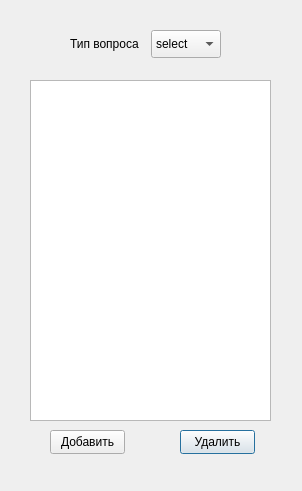
Qt form Gui_Form/test_form_2.ui (BabaYagaJW/ScorodumCreator) before a commit.
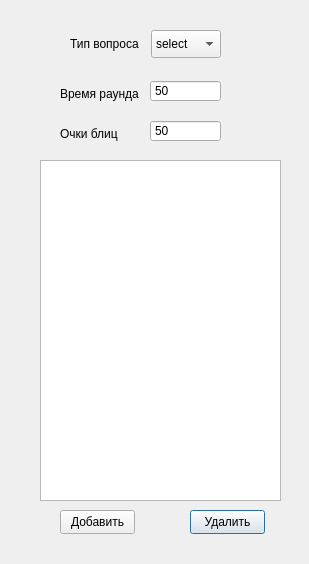
The same form after that commit.

What changed in the file:
```diff
--- a/Gui_Form/test_form_2.ui
+++ b/Gui_Form/test_form_2.ui
@@ -6,8 +6,8 @@
    <rect>
     <x>0</x>
     <y>0</y>
-    <width>302</width>
-    <height>491</height>
+    <width>309</width>
+    <height>564</height>
    </rect>
   </property>
   <property name="windowTitle">
@@ -16,8 +16,8 @@
   <widget class="QListWidget" name="All_Question">
    <property name="geometry">
     <rect>
-     <x>30</x>
-     <y>80</y>
+     <x>40</x>
+     <y>160</y>
      <width>241</width>
      <height>341</height>
     </rect>
@@ -32,8 +32,8 @@
   <widget class="QPushButton" name="Del_Quest">
    <property name="geometry">
     <rect>
-     <x>180</x>
-     <y>430</y>
+     <x>190</x>
+     <y>510</y>
      <width>75</width>
      <height>24</height>
     </rect>
@@ -45,8 +45,8 @@
   <widget class="QPushButton" name="Add_Quest">
    <property name="geometry">
     <rect>
-     <x>50</x>
-     <y>430</y>
+     <x>60</x>
+     <y>510</y>
      <width>75</width>
      <height>24</height>
     </rect>
@@ -88,6 +88,124 @@
     </property>
    </item>
   </widget>
+  <widget class="QSpinBox" name="Second_Round">
+   <property name="geometry">
+    <rect>
+     <x>150</x>
+     <y>80</y>
+     <width>71</width>
+     <height>22</height>
+    </rect>
+   </property>
+   <property name="focusPolicy">
+    <enum>Qt::FocusPolicy::WheelFocus</enum>
+   </property>
+   <property name="contextMenuPolicy">
+    <enum>Qt::ContextMenuPolicy::DefaultContextMenu</enum>
+   </property>
+   <property name="layoutDirection">
+    <enum>Qt::LayoutDirection::LeftToRight</enum>
+   </property>
+   <property name="wrapping">
+    <bool>true</bool>
+   </property>
+   <property name="frame">
+    <bool>true</bool>
+   </property>
+   <property name="buttonSymbols">
+    <enum>QAbstractSpinBox::ButtonSymbols::NoButtons</enum>
+   </property>
+   <property name="accelerated">
+    <bool>true</bool>
+   </property>
+   <property name="keyboardTracking">
+    <bool>true</bool>
+   </property>
+   <property name="maximum">
+    <number>300</number>
+   </property>
+   <property name="singleStep">
+    <number>1</number>
+   </property>
+   <property name="stepType">
+    <enum>QAbstractSpinBox::StepType::DefaultStepType</enum>
+   </property>
+   <property name="value">
+    <number>50</number>
+   </property>
+  </widget>
+  <widget class="QLabel" name="label_24">
+   <property name="geometry">
+    <rect>
+     <x>60</x>
+     <y>80</y>
+     <width>81</width>
+     <height>28</height>
+    </rect>
+   </property>
+   <property name="text">
+    <string>Время раунда</string>
+   </property>
+  </widget>
+  <widget class="QSpinBox" name="Blitz_Score_2">
+   <property name="geometry">
+    <rect>
+     <x>150</x>
+     <y>120</y>
+     <width>71</width>
+     <height>22</height>
+    </rect>
+   </property>
+   <property name="focusPolicy">
+    <enum>Qt::FocusPolicy::WheelFocus</enum>
+   </property>
+   <property name="contextMenuPolicy">
+    <enum>Qt::ContextMenuPolicy::DefaultContextMenu</enum>
+   </property>
+   <property name="layoutDirection">
+    <enum>Qt::LayoutDirection::LeftToRight</enum>
+   </property>
+   <property name="wrapping">
+    <bool>true</bool>
+   </property>
+   <property name="frame">
+    <bool>true</bool>
+   </property>
+   <property name="buttonSymbols">
+    <enum>QAbstractSpinBox::ButtonSymbols::NoButtons</enum>
+   </property>
+   <property name="accelerated">
+    <bool>true</bool>
+   </property>
+   <property name="keyboardTracking">
+    <bool>true</bool>
+   </property>
+   <property name="maximum">
+    <number>300</number>
+   </property>
+   <property name="singleStep">
+    <number>1</number>
+   </property>
+   <property name="stepType">
+    <enum>QAbstractSpinBox::StepType::DefaultStepType</enum>
+   </property>
+   <property name="value">
+    <number>50</number>
+   </property>
+  </widget>
+  <widget class="QLabel" name="Blitz_label_2">
+   <property name="geometry">
+    <rect>
+     <x>60</x>
+     <y>120</y>
+     <width>81</width>
+     <height>28</height>
+    </rect>
+   </property>
+   <property name="text">
+    <string>Очки блиц</string>
+   </property>
+  </widget>
  </widget>
  <resources/>
  <connections/>
```
